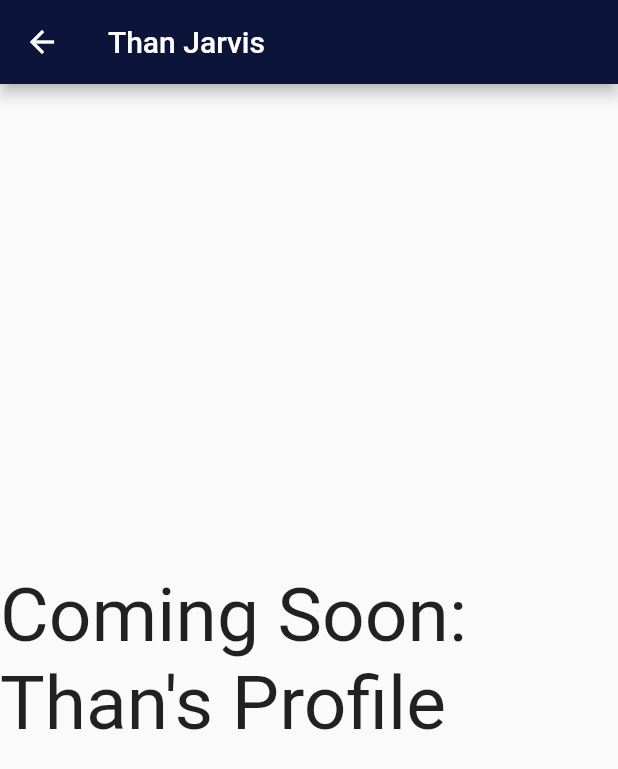
After one commit to ixonstater/codefordaysweb, a Flutter app: the ThanProfile screen opened by its route, on a phone screen of 412 x 824 dp. The commit adds this screen. Shown: the top 769 px of the screen. Run offline on Flutter 3.47's test engine with Material 2 defaults, Android fonts, the phone set to English and light mode, and no system bars; missing offline and left inert: universal_html.

Commit message:
Added thans profile to website

```diff
--- a/lib/main.dart
+++ b/lib/main.dart
@@ -3,6 +3,7 @@ import 'resources/theme.dart';
 import 'homepage.dart';
 import 'profiles/josh.dart' show JoshProfile;
 import 'profiles/ashley.dart' show AshleyProfile;
+import 'profiles/than.dart' show ThanProfile;
 
 void main() => runApp(MyApp());
 
@@ -21,7 +22,8 @@ class MyApp extends StatelessWidget {
       routes: {
         '/' : (context) => MyHomePage(),
         '/josh_profile' : (context) => JoshProfile(key),
-        '/ashley_profile' : (context) => AshleyProfile(key)
+        '/ashley_profile' : (context) => AshleyProfile(key),
+        '/than_profile' : (context) => ThanProfile()
       }
     );
   }
--- /dev/null
+++ b/lib/profiles/than.dart
@@ -0,0 +1,40 @@
+import 'package:flutter/material.dart';
+import '../resources/text.dart';
+import '../profiles/profile_tile.dart';
+
+class ThanProfileTile extends StatelessWidget{
+  ThanProfileTile(Key key): super(key: key);
+
+  @override
+  Widget build (BuildContext build){
+    return ProfileTile(key, 'assets/profile_pics/than.jpeg', 'Than Jarvis', JoshText.profileText, '/than_profile');
+  }
+}
+
+class ThanProfile extends StatefulWidget{
+  ThanProfile({Key key}) : super(key: key);
+
+  @override
+  _ThanProfileState createState() => _ThanProfileState();
+}
+
+class _ThanProfileState extends State<ThanProfile>{
+  _ThanProfileState() : super();
+
+  Widget build(BuildContext build){
+    return Scaffold(
+      appBar: AppBar(
+        title: Text("Than Jarvis"),
+      ),
+      body: Align(
+        alignment: Alignment.center,
+        child: Text(
+          "Coming Soon: Than's Profile",
+          style: TextStyle(
+            fontSize: 50
+          )
+        )
+      )
+    );
+  }
+}
--- a/pubspec.yaml
+++ b/pubspec.yaml
@@ -24,3 +24,4 @@ flutter:
   assets:
     - assets/profile_pics/josh.png
     - assets/profile_pics/ashley.jpeg
+    - assets/profile_pics/than.jpeg
```
Also changed, not shown: lib/pages/profiles.dart (+11 -0 lines), assets/profile_pics/than.jpeg (added), pubspec.lock.
